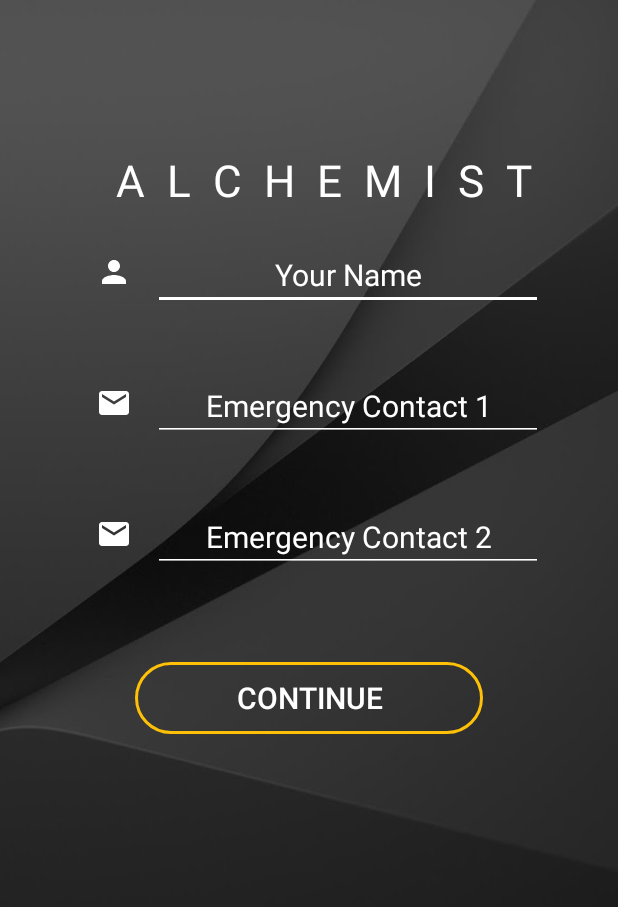
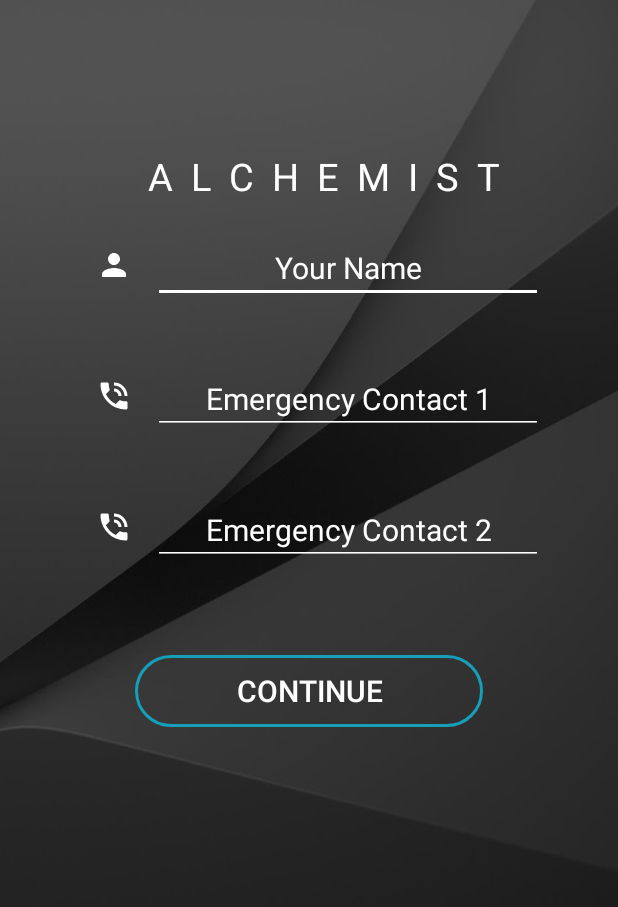
Before and after one commit to subhanshu2/HackerCamp, an Android app: the layout activity_main.xml on its own in the app's theme, with its tools: preview values and no code run, on a phone screen of 412 x 824 dp. Shown: the top 907 px of the screen. Run offline under Robolectric (Android 15) with nearby library versions, the phone set to English and light mode, and no system bars; Roboto replaces fonts that are not available here.

Commit message:
code added in splash

```diff
--- a/app/src/main/AndroidManifest.xml
+++ b/app/src/main/AndroidManifest.xml
@@ -13,12 +13,14 @@
         android:roundIcon="@mipmap/ic_launcher_round"
         android:supportsRtl="true"
         android:theme="@style/AppTheme">
-        <activity android:name=".MainActivity">
+        <activity android:name=".SplashScreenActivity">
             <intent-filter>
                 <action android:name="android.intent.action.MAIN" />
                 <category android:name="android.intent.category.LAUNCHER" />
             </intent-filter>
         </activity>
+        <activity android:name=".MainActivity"></activity>
+
     </application>
 
 </manifest>
--- a/app/src/main/java/logicturtle/innovaceraccidentalert/MainActivity.java
+++ b/app/src/main/java/logicturtle/innovaceraccidentalert/MainActivity.java
@@ -14,5 +14,7 @@ public class MainActivity extends AppCompatActivity {
     @Override
     protected void onCreate(@Nullable Bundle savedInstanceState) {
         super.onCreate(savedInstanceState);
+        setContentView(R.layout.activity_main);
+
     }
 }
--- a/app/src/main/res/drawable/curved_fiiled_drawable_layout.xml
+++ b/app/src/main/res/drawable/curved_fiiled_drawable_layout.xml
@@ -1,10 +1,10 @@
 <?xml version="1.0" encoding="UTF-8"?>
 <shape xmlns:android="http://schemas.android.com/apk/res/android">
-    <solid android:color="#FFC107" />
+    <solid android:color="@color/appColor" />
     <solid android:color="#00ffffff" />
     <stroke
         android:width="2dip"
-        android:color="#FFC107" />
+        android:color="@color/appColor" />
     <corners android:radius="50dip" />
 
 </shape>
--- a/app/src/main/res/layout/activity_main.xml
+++ b/app/src/main/res/layout/activity_main.xml
@@ -14,7 +14,7 @@
         android:layout_marginTop="50dp"
         android:text="A  L  C  H  E  M  I  S  T"
         android:textColor="@color/white"
-        android:textSize="29sp"
+        android:textSize="25sp"
         android:textStyle="bold"
         app:textAllCaps="true" />
 
@@ -63,7 +63,7 @@
             android:layout_height="wrap_content"
             android:layout_weight="1"
             android:padding="10dp"
-            android:src="@drawable/ic_email_24dp"
+            android:src="@drawable/ic_phone_24dp"
             android:tint="@color/white" />
 
         <logicturtle.innovaceraccidentalert.customfonts.EditText_Lato_Regular
@@ -95,7 +95,7 @@
             android:layout_height="wrap_content"
             android:layout_weight="1"
             android:padding="10dp"
-            android:src="@drawable/ic_email_24dp"
+            android:src="@drawable/ic_phone_24dp"
             android:tint="@color/white" />
 
         <logicturtle.innovaceraccidentalert.customfonts.EditText_Lato_Regular
--- a/app/src/main/res/layout/activity_splashscreen.xml
+++ b/app/src/main/res/layout/activity_splashscreen.xml
@@ -1,6 +1,8 @@
 <?xml version="1.0" encoding="utf-8"?>
 <LinearLayout xmlns:android="http://schemas.android.com/apk/res/android"
-    android:orientation="vertical" android:layout_width="match_parent"
-    android:layout_height="match_parent">
+    android:layout_width="wrap_content"
+    android:layout_height="match_parent"
+    android:background="@drawable/new_splash_screen"
+    android:orientation="vertical">
 
 </LinearLayout>
```
Also changed, not shown: app/src/main/java/logicturtle/innovaceraccidentalert/SplashScreenActivity.java (+36 -1 lines).
